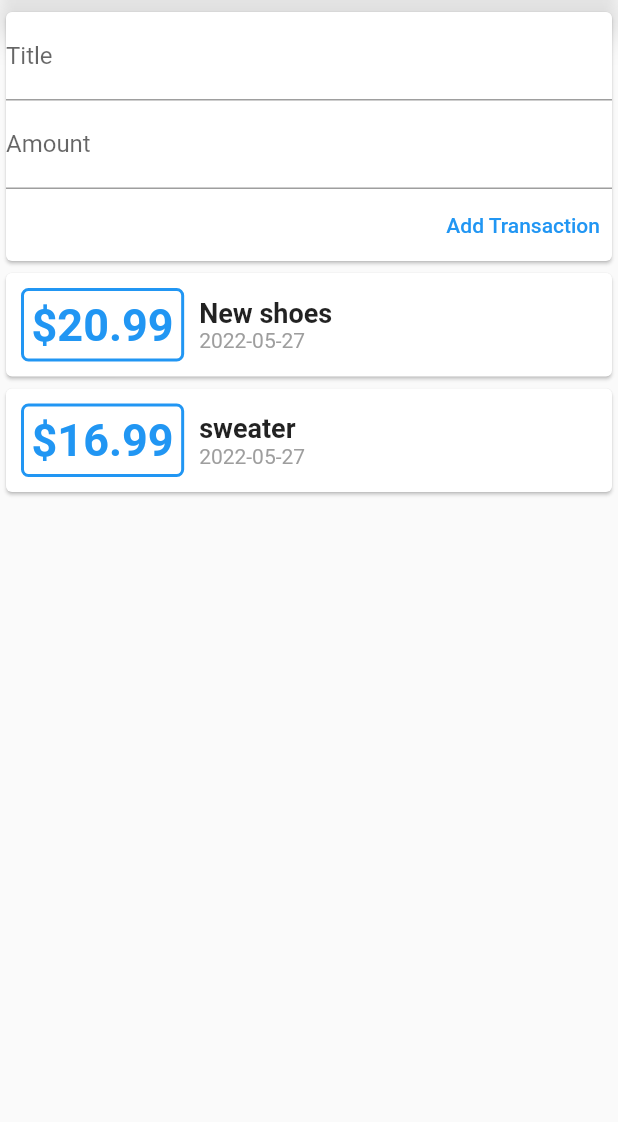
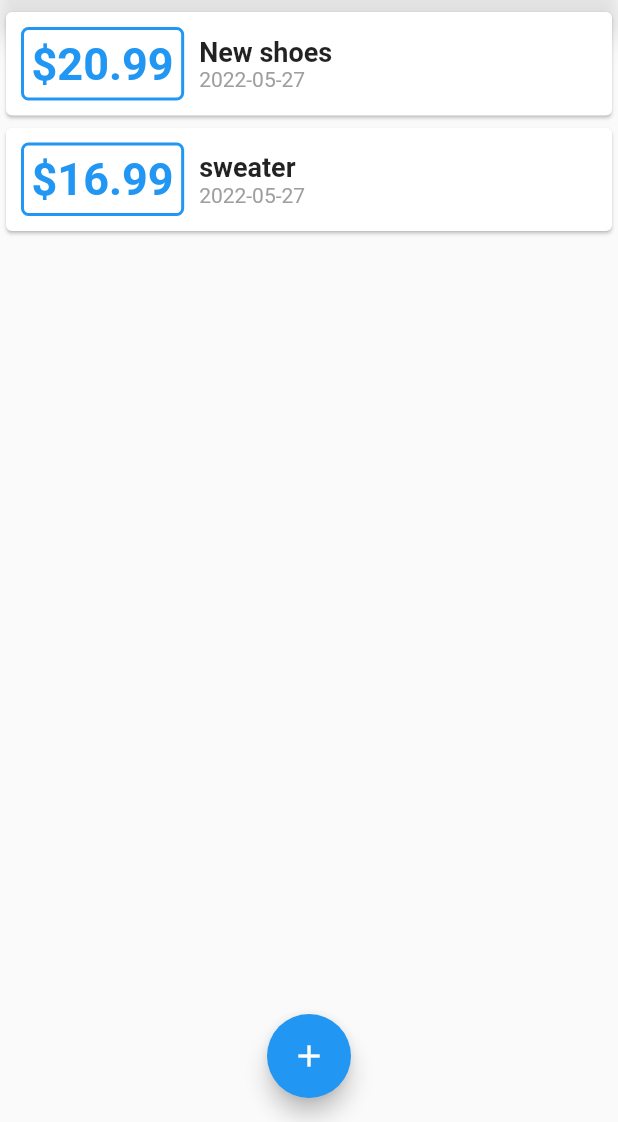
Before and after one commit to msarifin29/expense_app, a Flutter app: the screen it shows after launch, on a phone screen of 412 x 824 dp, the part 114-1236 px from its top. Run offline on Flutter 3.47's test engine with Material 2 defaults, Android fonts, the phone set to English and light mode, and no system bars.

Commit message:
menambahkan floatingActionButton

```diff
--- a/lib/main.dart
+++ b/lib/main.dart
@@ -1,5 +1,8 @@
-import './widgets/user_transaction.dart';
+import 'package:expense_app/widgets/new_transaction.dart';
+
 import 'package:flutter/material.dart';
+import './models/transaction.dart';
+import './widgets/list_transaction.dart';
 
 void main() {
   runApp(const MyApp());
@@ -24,6 +27,35 @@ class ExpenseApp extends StatefulWidget {
 }
 
 class _ExpenseAppState extends State<ExpenseApp> {
+  final List<Transaction> _userTransactions = [
+    Transaction(
+        id: 't1', title: 'New shoes', amount: 20.99, date: DateTime.now()),
+    Transaction(
+        id: 't2', title: 'sweater', amount: 16.99, date: DateTime.now()),
+  ];
+
+  _addNewTransaction(
+    String newTitle,
+    double newAmount,
+  ) {
+    final addTransaction = Transaction(
+        id: DateTime.now().toString(),
+        title: newTitle,
+        amount: newAmount,
+        date: DateTime.now());
+    setState(() {
+      _userTransactions.add(addTransaction);
+    });
+  }
+
+  _startNewTransaction(BuildContext context) {
+    showModalBottomSheet(
+        context: (context),
+        builder: (_) => NewTransaction(
+              addNewTx: _addNewTransaction,
+            ));
+  }
+
   @override
   Widget build(BuildContext context) {
     return Scaffold(
@@ -42,10 +74,15 @@ class _ExpenseAppState extends State<ExpenseApp> {
                 color: Colors.blue,
               ),
               width: double.infinity,
-              child: Text('Expense')),
+              child: const Text('Expense')),
         ),
-        UserTransaction()
+        ListTransaction(transactions: _userTransactions)
       ])),
+      floatingActionButton: FloatingActionButton(
+          enableFeedback: true,
+          child: const Icon(Icons.add),
+          onPressed: () => _startNewTransaction(context)),
+      floatingActionButtonLocation: FloatingActionButtonLocation.centerFloat,
     );
   }
 }
--- a/lib/models/transaction.dart
+++ b/lib/models/transaction.dart
@@ -1,7 +1,7 @@
 class Transaction {
   String id;
   String title;
-  double amount;
+  double amount = 0;
   DateTime date;
 
   Transaction(
--- a/lib/widgets/user_transaction.dart
+++ /dev/null
@@ -1,46 +0,0 @@
-import 'package:expense_app/widgets/list_transaction.dart';
-import 'package:expense_app/widgets/new_transaction.dart';
-import '../models/transaction.dart';
-import 'package:flutter/material.dart';
-
-class UserTransaction extends StatefulWidget {
-  const UserTransaction({Key? key}) : super(key: key);
-
-  @override
-  State<UserTransaction> createState() => _UserTransactionState();
-}
-
-class _UserTransactionState extends State<UserTransaction> {
-  final titleController = TextEditingController();
-  final amountController = TextEditingController();
-  final List<Transaction> _userTransactions = [
-    Transaction(
-        id: 't1', title: 'New shoes', amount: 20.99, date: DateTime.now()),
-    Transaction(
-        id: 't2', title: 'sweater', amount: 16.99, date: DateTime.now()),
-  ];
-
-  _addNewTransaction(
-    String newTitle,
-    double newAmount,
-  ) {
-    final addTransaction = Transaction(
-        id: DateTime.now().toString(),
-        title: newTitle,
-        amount: newAmount,
-        date: DateTime.now());
-    setState(() {
-      _userTransactions.add(addTransaction);
-    });
-  }
-
-  @override
-  Widget build(BuildContext context) {
-    return Column(
-      children: [
-        NewTransaction(addNewTx: _addNewTransaction),
-        ListTransaction(transactions: _userTransactions)
-      ],
-    );
-  }
-}
```
Also changed, not shown: lib/widgets/new_transaction.dart (+18 -11 lines).
